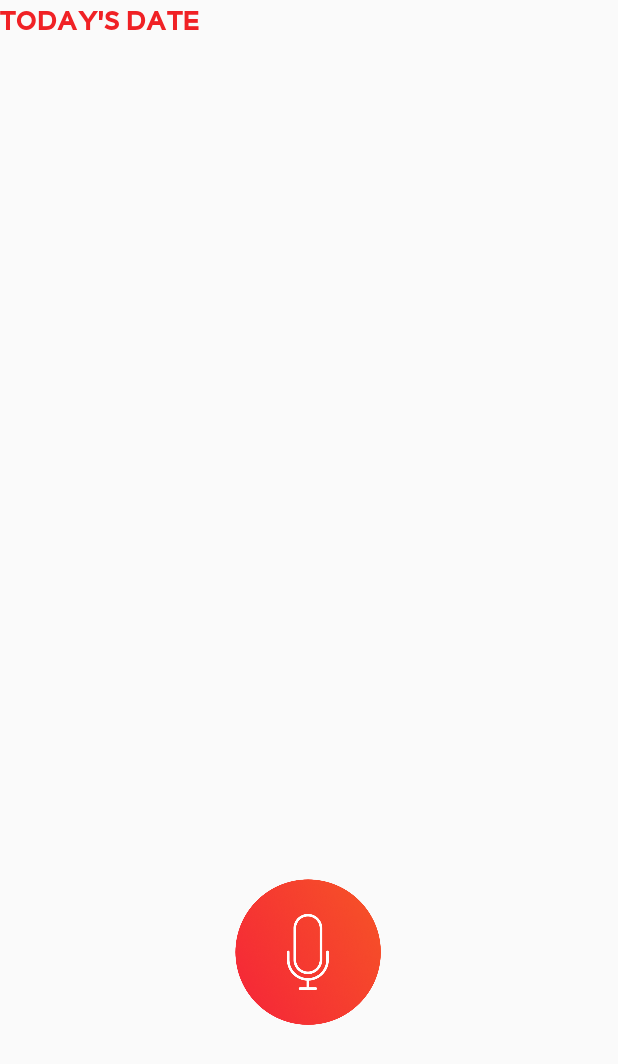
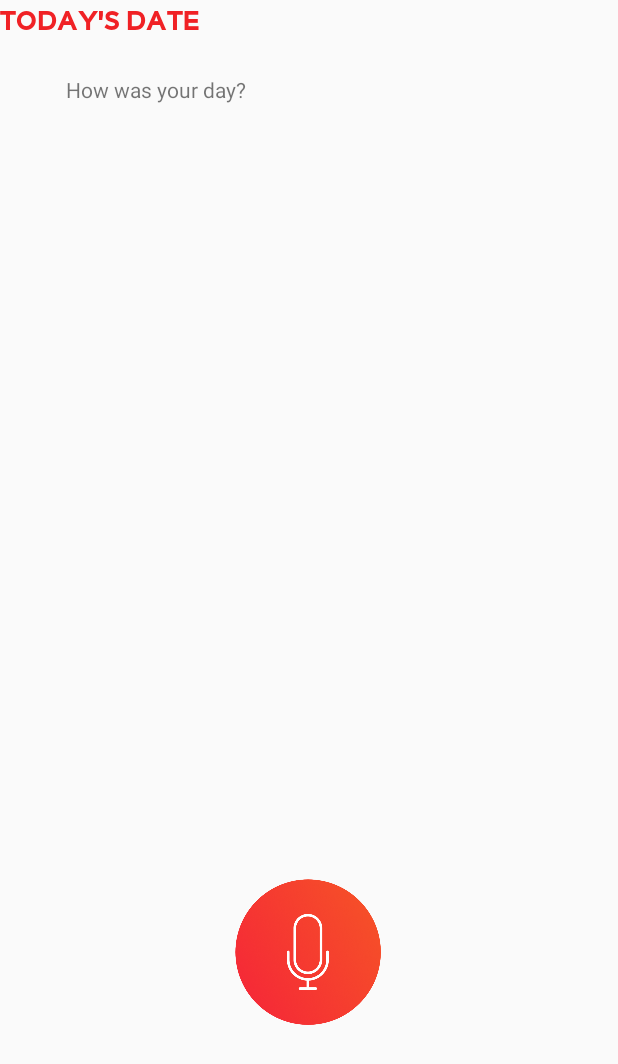
Before and after one commit to Ashboy64/DVHacks, an Android app: the screen it shows after launch (RecordActivity), on a phone screen of 412 x 824 dp. Shown: the top 1064 px of the screen. Run offline under Robolectric (Android 15) with nearby library versions, the phone set to English and light mode, and no system bars; our stand-ins replace Firebase (no records; nobody signed in at launch, a user with empty details on screens opened directly), Volley.

Commit message:
Questions

```diff
--- a/app/build.gradle
+++ b/app/build.gradle
@@ -36,4 +36,5 @@ dependencies {
     androidTestImplementation 'androidx.test.espresso:espresso-core:3.1.1'
     implementation 'com.google.firebase:firebase-firestore:21.3.1'
     implementation 'com.google.android.material:material:1.0.0'
+    implementation 'org.apache.opennlp:opennlp:1.9.2'
 }
--- a/app/src/main/java/com/example/dvhacks/RecordActivity.java
+++ b/app/src/main/java/com/example/dvhacks/RecordActivity.java
@@ -48,6 +48,8 @@ import org.json.JSONObject;
 public class RecordActivity extends AppCompatActivity {
 
     private TextView txvResult;
+    private TextView additional4;
+    private TextView additional5;
 
     private FirebaseFirestore db;
 
@@ -59,7 +61,8 @@ public class RecordActivity extends AppCompatActivity {
     static Map<String, Double> scoreMap;
     boolean updated = false;
     String text;
-
+    String[] questions = new String[5];
+    int index = 0;
 
     @Override
     protected void onCreate(Bundle savedInstanceState) {
@@ -71,6 +74,9 @@ public class RecordActivity extends AppCompatActivity {
 
 //        this.requestWindowFeature(Window.FEATURE_NO_TITLE);
         setContentView(R.layout.activity_record);
+        txvResult = (TextView) findViewById(R.id.txvResult);
+        additional4 = (TextView) findViewById(R.id.AdditionalQuestion4);
+        additional5 = (TextView) findViewById(R.id.AdditionalQuestion5);
         txvResult = (TextView) findViewById(R.id.txvResult);
         db = FirebaseFirestore.getInstance();
     }
@@ -191,17 +197,62 @@ public class RecordActivity extends AppCompatActivity {
         }
 
         Collections.sort(keys, nounComparator);
+        Map<String, Double> lowest = new HashMap<>();
+        if(index == 0) {
+            Double lowestVal = new Double(0.0);
+            String lowestString = new String("");
+            if (scoreMap.size() >= 5) {
+                for (int i = 0; i < 5; i++) {
+                    if (scoreMap.get(keys.get(i)) < lowestVal) {
+                        lowestString = keys.get(i);
+                        lowestVal = scoreMap.get(keys.get(i));
+                    }
+                    lowest.put(keys.get(i), scoreMap.get(keys.get(i)));
+                }
+            } else {
 
-        Map<String, Double> lowest = new HashMap<>();
+                for (int i = 0; i < keys.size(); i++) {
+                    if (scoreMap.get(keys.get(i)) < lowestVal) {
+                        lowestString = keys.get(i);
+                        lowestVal = scoreMap.get(keys.get(i));
+                    }
+                    lowest.put(keys.get(i), scoreMap.get(keys.get(i)));
+                }
+            }
 
-        if(scoreMap.size() >= 5){
-            for(int i = 0; i < 5; i++){
-                lowest.put(keys.get(i), scoreMap.get(keys.get(i)));
+            Double almostLowestVal = new Double(0.0);
+            String almostLowestString = new String("");
+
+            if(scoreMap.size() >= 5){
+                for(int i = 0; i < 5; i++){
+                    if(scoreMap.get(keys.get(i)) < almostLowestVal && keys.get(i).equals(lowestString) == false){
+                        almostLowestString = keys.get(i);
+                        almostLowestVal = scoreMap.get(keys.get(i));
+                    }
+                    //lowest.put(keys.get(i), scoreMap.get(keys.get(i)));
+                }
+            } else {
+
+                for(int i = 0; i < keys.size(); i++){
+                    if(scoreMap.get(keys.get(i)) < almostLowestVal && keys.get(i).equals(lowestString) == false){
+                        almostLowestString = keys.get(i);
+                        almostLowestVal = scoreMap.get(keys.get(i));
+                    }
+                    //lowest.put(keys.get(i), scoreMap.get(keys.get(i)));
+                }
             }
-        } else {
-            for(int i = 0; i < keys.size(); i++){
-                lowest.put(keys.get(i), scoreMap.get(keys.get(i)));
+            questions[index++] = "Please Elaborate on " + lowestString;
+            additional4.setText(questions[index-1]);
+            Log.d("WATSON", "question: " + questions[index-1]);
+            if(almostLowestString.equals("") == false) {
+                questions[index++] = "Please Elaborate on " + almostLowestString;
+                Log.d("WATSON", "question almost: " + questions[index-1]);
+            }else{
+                questions[index++] = "";
             }
+        }else if(index >= 1){
+            Log.d("WATSON", "message: " + questions[index-1]);
+            additional5.setText(questions[index-1]);
         }
 
         Map<String, Object> entry = new HashMap<>();
@@ -239,9 +290,44 @@ public class RecordActivity extends AppCompatActivity {
                         Log.w("message", "Error writing document", e);
                     }
                 });
+        //++index;
+        //Log.d("WATSON", "Lowest word: " + lowestString);
+
 
         scoreMap = new HashMap<>();
 
+
+        /*Double almostLowestVal = new Double(0.0);
+        String almostLowestString = new String("");
+        if(index == 0){
+            if(scoreMap.size() >= 5){
+                for(int i = 0; i < 5; i++){
+                    if(scoreMap.get(keys.get(i)) < almostLowestVal && keys.get(i).equals(lowestString) == false){
+                        almostLowestString = lowestString;
+                        almostLowestVal = scoreMap.get(keys.get(i));
+                    }
+                    //lowest.put(keys.get(i), scoreMap.get(keys.get(i)));
+                }
+            } else {
+
+                for(int i = 0; i < keys.size(); i++){
+                    if(scoreMap.get(keys.get(i)) < almostLowestVal && keys.get(i).equals(lowestString) == false){
+                        almostLowestString = lowestString;
+                        almostLowestVal = scoreMap.get(keys.get(i));
+                    }
+                    //lowest.put(keys.get(i), scoreMap.get(keys.get(i)));
+                }
+            }
+            questions[index++] = "Please Elaborate on " + lowestString;
+            questions[index++] = "Please Elaborate on " + almostLowestString;
+            additional4.setText(questions[index]);
+            additional5.setText(questions[index]);
+        }*/
+        /*if(index - 1 == 0){
+            additional4.setText(questions[index]);
+        }else{
+            additional5.setText(questions[index]);
+        }*/
 
     }
 
@@ -311,8 +397,12 @@ public class RecordActivity extends AppCompatActivity {
                             updated = true;
 
                             Log.d("WATSON", response.toString());
-
-                            updateText((double) ((JSONObject) ((JSONObject) response.get("sentiment")).get("document")).get("score"));
+                            //Log.d("WATSON", "double: " + (double) ((JSONObject) ((JSONObject) response.get("sentiment")).get("document")).get("score"));
+                            try {
+                                updateText((double) ((JSONObject) ((JSONObject) response.get("sentiment")).get("document")).get("score"));
+                            }catch (Exception e){
+                                updateText(0.0);
+                            }
                             //return updateText();
                         } catch (JSONException e) {
 
--- a/app/src/main/res/layout/activity_record.xml
+++ b/app/src/main/res/layout/activity_record.xml
@@ -10,16 +10,17 @@
     <TextView
 
 
+        android:id="@+id/txvResult"
+
         android:layout_width="wrap_content"
-
-        android:id="@+id/txvResult"
         android:layout_height="wrap_content"
+        android:textSize="26sp"
         app:layout_constraintBottom_toBottomOf="parent"
+        app:layout_constraintHorizontal_bias="0.498"
         app:layout_constraintLeft_toLeftOf="parent"
         app:layout_constraintRight_toRightOf="parent"
         app:layout_constraintTop_toTopOf="parent"
-        android:textSize="26sp"
-        app:layout_constraintVertical_bias="0.407" />
+        app:layout_constraintVertical_bias="0.53" />
 
     <ImageView
         android:id="@+id/btnSpeak"
@@ -45,7 +46,45 @@
         android:text="TODAY'S DATE"
         android:textColor="#F02125"
         android:textSize="18dp"
-        tools:layout_editor_absoluteX="48dp"
-        tools:layout_editor_absoluteY="86dp" />
+        tools:ignore="MissingConstraints"
+        tools:layout_editor_absoluteX="38dp"
+        tools:layout_editor_absoluteY="16dp" />
+
+    <TextView
+        android:id="@+id/HowWasDay"
+        android:layout_width="wrap_content"
+        android:layout_height="wrap_content"
+        android:layout_marginTop="24dp"
+        android:layout_marginEnd="248dp"
+        android:layout_marginRight="248dp"
+        android:text="How was your day?"
+        app:layout_constraintEnd_toEndOf="parent"
+        app:layout_constraintTop_toBottomOf="@+id/textView3"
+        tools:ignore="MissingConstraints" />
+
+    <TextView
+        android:id="@+id/AdditionalQuestion4"
+        android:layout_width="325dp"
+        android:layout_height="30dp"
+        android:layout_marginTop="68dp"
+        android:text=""
+        app:layout_constraintEnd_toEndOf="@+id/textView3"
+        app:layout_constraintHorizontal_bias="0.0"
+        app:layout_constraintStart_toStartOf="@+id/HowWasDay"
+        app:layout_constraintTop_toBottomOf="@+id/textView3"
+        tools:ignore="MissingConstraints" />
+
+    <TextView
+        android:id="@+id/AdditionalQuestion5"
+        android:layout_width="325dp"
+        android:layout_height="25dp"
+        android:layout_marginTop="48dp"
+        android:text=""
+        app:layout_constraintEnd_toEndOf="@+id/textView3"
+        app:layout_constraintHorizontal_bias="0.0"
+        app:layout_constraintStart_toStartOf="@+id/HowWasDay"
+        app:layout_constraintTop_toBottomOf="@+id/AdditionalQuestion4"
+        tools:ignore="MissingConstraints" />
+
 
 </androidx.constraintlayout.widget.ConstraintLayout>
--- a/build.gradle
+++ b/build.gradle
@@ -10,6 +10,7 @@ buildscript {
         classpath 'com.android.tools.build:gradle:3.5.3'
         //hello
         classpath 'com.google.gms:google-services:4.3.2'
+
 
 
         // NOTE: Do not place your application dependencies here; they belong
```
Also changed, not shown: app/src/main/java/com/example/dvhacks/SentimentTest.java (+34 -18 lines).
